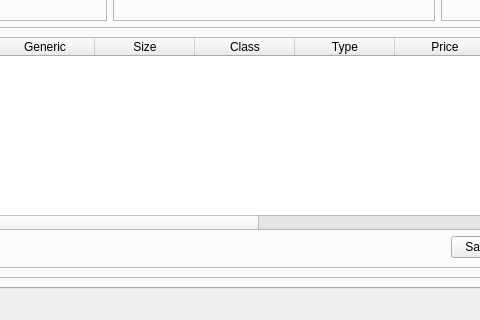
thisLexic/pharma-order, file ui/design.ui: the form before one commit; both pictures show x 246 to 726 and y 338 to 658 of the 817 by 658 pixel window.
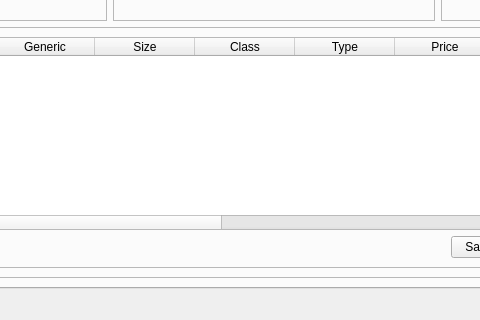
The form after the commit.

Commit message: added column for is_active in UI

The edit to the form file:
```diff
--- a/ui/design.ui
+++ b/ui/design.ui
@@ -1928,6 +1928,11 @@
                   <string>Cost</string>
                  </property>
                 </column>
+                <column>
+                 <property name="text">
+                  <string>Active?</string>
+                 </property>
+                </column>
                 <column>
                  <property name="text">
                   <string>Ave/Month</string>
```
The commit also changes 3 other files.
